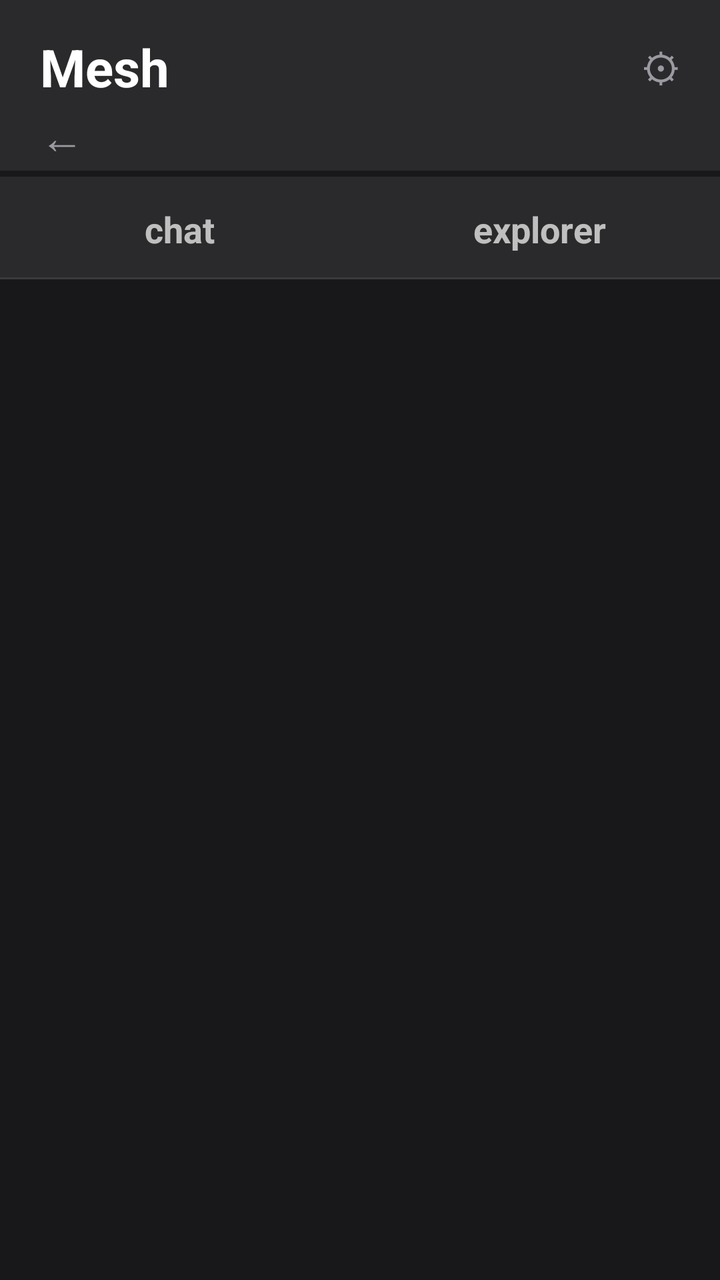
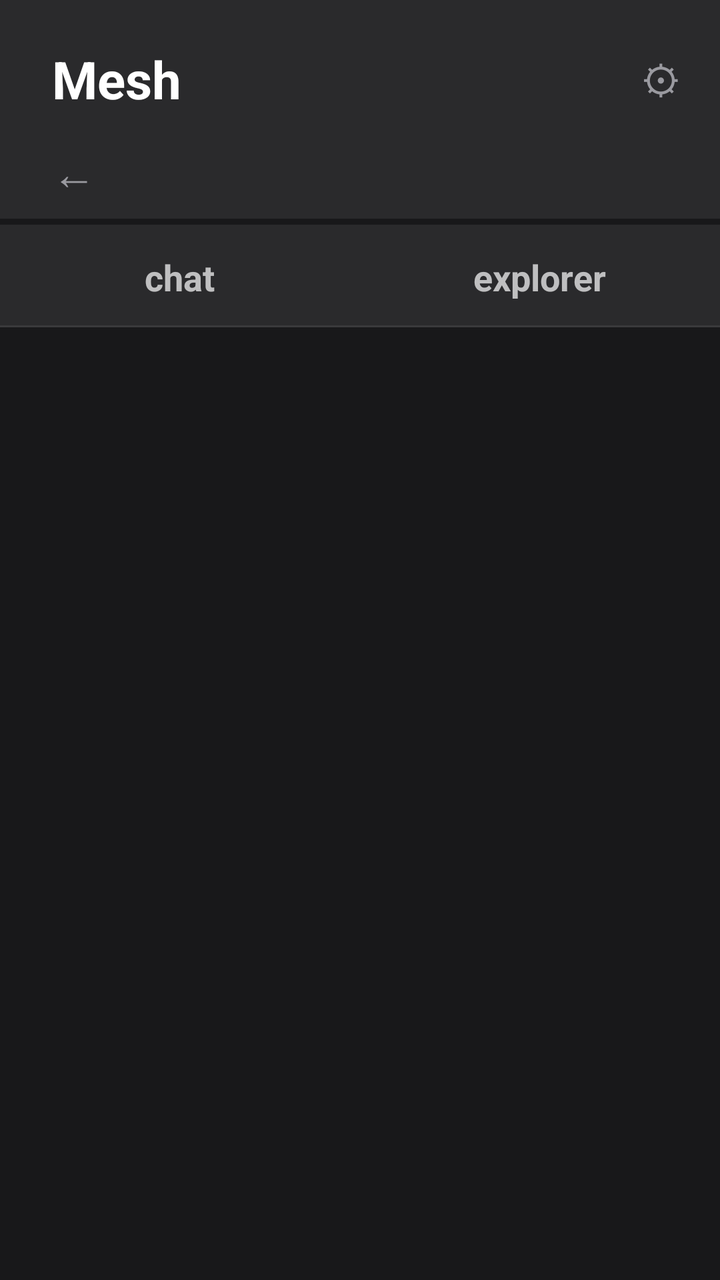

Before-and-after screenshots of an Android layout around one commit, followed by the original layout XML and the change that was made.
<!-- AndroidManifest.xml: application theme AppTheme -->
<!-- res/layout/fragment_device.xml -->
<LinearLayout xmlns:android="http://schemas.android.com/apk/res/android"
    android:orientation="vertical"
    android:layout_width="match_parent"
    android:layout_height="match_parent"
    android:background="@color/bg_screen">

    <LinearLayout
        android:layout_width="match_parent"
        android:layout_height="wrap_content"
        android:orientation="vertical"
        android:background="@color/bg_header"
        android:paddingStart="20dp"
        android:paddingEnd="20dp"
        android:paddingTop="16dp"
        android:paddingBottom="2dp">

        
        <FrameLayout
            android:layout_width="match_parent"
            android:layout_height="wrap_content">

            <TextView
                android:id="@+id/meshTitle"
                android:layout_width="wrap_content"
                android:layout_height="wrap_content"
                android:layout_gravity="start|center_vertical"
                android:text="Mesh"
                android:textColor="@color/text_primary"
                android:textSize="26sp"
                android:textStyle="bold"/>

            <TextView
                android:id="@+id/deviceNameText"
                android:layout_width="wrap_content"
                android:layout_height="wrap_content"
                android:layout_gravity="center"
                android:textColor="@color/text_secondary"
                android:textSize="22sp"
                android:ellipsize="end"
                android:maxLines="1"/>

            <TextView
                android:id="@+id/settingsButton"
                android:layout_width="wrap_content"
                android:layout_height="wrap_content"
                android:layout_gravity="end|center_vertical"
                android:text="⚙"
                android:textColor="@color/text_secondary"
                android:textSize="20sp"/>
        </FrameLayout>

        
        <FrameLayout
            android:layout_width="match_parent"
            android:layout_height="wrap_content"
            android:layout_marginTop="2dp">

            <TextView
                android:id="@+id/backButton"
                android:layout_width="wrap_content"
                android:layout_height="wrap_content"
                android:layout_gravity="start|center_vertical"
                android:text="←"
                android:textColor="@color/text_secondary"
                android:textSize="22sp"/>

            <TextView
                android:id="@+id/connectionStatusLabel"
                android:layout_width="wrap_content"
                android:layout_height="wrap_content"
                android:layout_gravity="center"
                android:textSize="11sp"/>
        </FrameLayout>
    </LinearLayout>

    
    <View
        android:id="@+id/connectionStatusStripe"
        android:layout_width="match_parent"
        android:layout_height="3dp"/>

    <LinearLayout
        android:layout_width="match_parent"
        android:layout_height="wrap_content"
        android:background="@color/bg_header"
        android:orientation="horizontal">

        <LinearLayout
            android:id="@+id/chatSectionTab"
            android:layout_width="0dp"
            android:layout_height="wrap_content"
            android:layout_weight="1"
            android:orientation="vertical"
            android:gravity="center_horizontal"
            android:paddingTop="14dp"
            android:paddingBottom="12dp">

            <TextView
                android:id="@+id/chatSectionLabel"
                android:layout_width="wrap_content"
                android:layout_height="wrap_content"
                android:text="chat"
                android:textSize="18sp"
                android:textStyle="bold"/>
        </LinearLayout>

        <LinearLayout
            android:id="@+id/explorerSectionTab"
            android:layout_width="0dp"
            android:layout_height="wrap_content"
            android:layout_weight="1"
            android:orientation="vertical"
            android:gravity="center_horizontal"
            android:paddingTop="14dp"
            android:paddingBottom="12dp">

            <TextView
                android:id="@+id/explorerSectionLabel"
                android:layout_width="wrap_content"
                android:layout_height="wrap_content"
                android:text="explorer"
                android:textSize="18sp"
                android:textStyle="bold"/>
        </LinearLayout>
    </LinearLayout>

    <View
        android:layout_width="match_parent"
        android:layout_height="1dp"
        android:background="@color/divider"/>

    <FrameLayout
        android:id="@+id/deviceChildContainer"
        android:layout_width="match_parent"
        android:layout_height="0dp"
        android:layout_weight="1"/>
</LinearLayout>
<!-- resources referenced by this layout -->
<resources>
  <color name="bg_header">#FF2A2A2C</color>
  <color name="bg_screen">#FF18181A</color>
  <color name="divider">#FF3A3A3C</color>
  <color name="text_primary">#FFFFFFFF</color>
  <color name="text_secondary">#FF9A9AA0</color>
  <style name="AppTheme" parent="Theme.MaterialComponents.NoActionBar">
          <item name="android:windowBackground">@color/bg_screen</item>
          <item name="colorPrimary">@color/bg_header</item>
          <item name="colorPrimaryDark">@color/bg_header</item>
          <item name="colorAccent">@color/status_online</item>
          <item name="android:textColorPrimary">@color/text_primary</item>
          <item name="android:textColorSecondary">@color/text_secondary</item>
          <item name="android:statusBarColor">@color/bg_header</item>
      </style>
  <color name="status_online">#FF34C759</color>
</resources>

<!-- the commit's change to res/layout/fragment_device.xml (unified diff, before → after) -->
@@ -21,6 +21,8 @@
 
             <TextView
                 android:id="@+id/meshTitle"
+                android:background="@drawable/ripple_rounded"
+                android:padding="6dp"
                 android:layout_width="wrap_content"
                 android:layout_height="wrap_content"
                 android:layout_gravity="start|center_vertical"
@@ -57,6 +59,8 @@
 
             <TextView
                 android:id="@+id/backButton"
+                android:background="@drawable/ripple_rounded"
+                android:padding="6dp"
                 android:layout_width="wrap_content"
                 android:layout_height="wrap_content"
                 android:layout_gravity="start|center_vertical"
@@ -92,6 +96,7 @@
             android:layout_weight="1"
             android:orientation="vertical"
             android:gravity="center_horizontal"
+            android:background="@drawable/tab_selector"
             android:paddingTop="14dp"
             android:paddingBottom="12dp">
 
@@ -111,6 +116,7 @@
             android:layout_weight="1"
             android:orientation="vertical"
             android:gravity="center_horizontal"
+            android:background="@drawable/tab_selector"
             android:paddingTop="14dp"
             android:paddingBottom="12dp">
 
<!-- resource entries referenced after the edit -->
@@ -5,6 +5,54 @@
   <color name="divider">#FF3A3A3C</color>
   <color name="text_primary">#FFFFFFFF</color>
   <color name="text_secondary">#FF9A9AA0</color>
+  <!-- drawable ripple_rounded (drawable) -->
+  <?xml version="1.0" encoding="utf-8"?>
+  <ripple xmlns:android="http://schemas.android.com/apk/res/android"
+      android:color="@color/ripple">
+      <item android:id="@android:id/mask">
+          <shape android:shape="rectangle">
+              <corners android:radius="12dp"/>
+              <solid android:color="#FFFFFFFF"/>
+          </shape>
+      </item>
+      <item>
+          <selector>
+              <item android:state_pressed="true">
+                  <shape android:shape="rectangle">
+                      <corners android:radius="12dp"/>
+                      <solid android:color="@color/bg_pressed"/>
+                  </shape>
+              </item>
+              <item>
+                  <shape android:shape="rectangle">
+                      <corners android:radius="12dp"/>
+                      <solid android:color="@android:color/transparent"/>
+                  </shape>
+              </item>
+          </selector>
+      </item>
+  </ripple>
+  <!-- drawable tab_selector (drawable) -->
+  <?xml version="1.0" encoding="utf-8"?>
+  <ripple xmlns:android="http://schemas.android.com/apk/res/android"
+      android:color="@color/ripple">
+      <item android:id="@android:id/mask">
+          <shape android:shape="rectangle"><solid android:color="#FFFFFFFF"/></shape>
+      </item>
+      <item>
+          <selector>
+              <item android:state_activated="true">
+                  <shape android:shape="rectangle"><solid android:color="@color/bg_screen"/></shape>
+              </item>
+              <item android:state_pressed="true">
+                  <shape android:shape="rectangle"><solid android:color="@color/bg_pressed"/></shape>
+              </item>
+              <item>
+                  <shape android:shape="rectangle"><solid android:color="@color/bg_header"/></shape>
+              </item>
+          </selector>
+      </item>
+  </ripple>
   <style name="AppTheme" parent="Theme.MaterialComponents.NoActionBar">
           <item name="android:windowBackground">@color/bg_screen</item>
           <item name="colorPrimary">@color/bg_header</item>
@@ -14,6 +62,8 @@
           <item name="android:textColorSecondary">@color/text_secondary</item>
           <item name="android:statusBarColor">@color/bg_header</item>
       </style>
+  <color name="ripple">#33FFFFFF</color>
+  <color name="bg_pressed">#FF3E3E44</color>
   <color name="status_online">#FF34C759</color>
 </resources>
 
